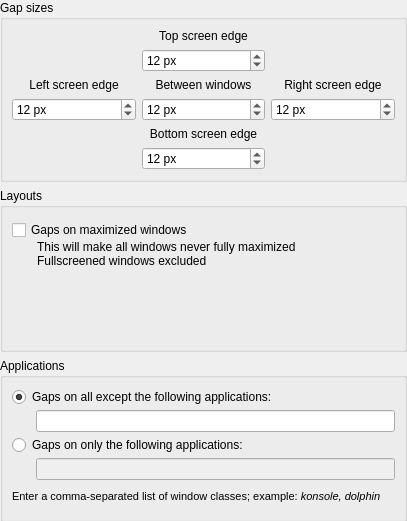
Qt form contents/ui/config.ui (nclarius/tile-gaps) before a commit.
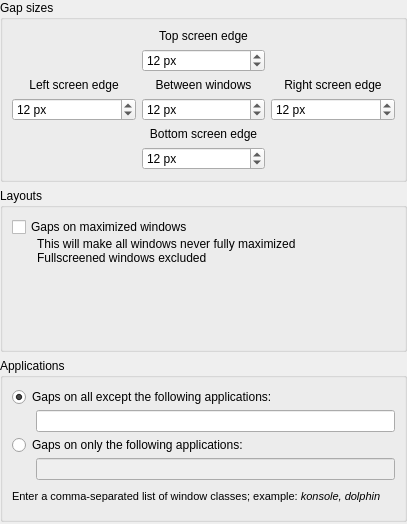
The same form after that commit.

The edit to the form file:
```diff
--- a/contents/ui/config.ui
+++ b/contents/ui/config.ui
@@ -7,13 +7,13 @@
     <x>0</x>
     <y>0</y>
     <width>407</width>
-    <height>521</height>
+    <height>524</height>
    </rect>
   </property>
   <property name="minimumSize">
    <size>
     <width>407</width>
-    <height>521</height>
+    <height>524</height>
    </size>
   </property>
   <property name="windowTitle">
@@ -185,31 +185,15 @@
       <property name="flat">
        <bool>false</bool>
       </property>
-      <layout class="QHBoxLayout" name="horizontalLayout_4">
+      <layout class="QVBoxLayout" name="verticalLayout_3">
        <property name="bottomMargin">
         <number>6</number>
        </property>
        <item>
-        <layout class="QVBoxLayout" name="verticalLayout_layouts">
+        <layout class="QVBoxLayout" name="verticalLayout_2">
          <property name="spacing">
           <number>0</number>
          </property>
-         <item>
-          <spacer name="verticalSpacer_layouts">
-           <property name="orientation">
-            <enum>Qt::Vertical</enum>
-           </property>
-           <property name="sizeType">
-            <enum>QSizePolicy::Fixed</enum>
-           </property>
-           <property name="sizeHint" stdset="0">
-            <size>
-             <width>20</width>
-             <height>3</height>
-            </size>
-           </property>
-          </spacer>
-         </item>
          <item>
           <widget class="QCheckBox" name="kcfg_includeMaximized">
            <property name="maximumSize">
@@ -239,7 +223,7 @@
              <property name="sizeHint" stdset="0">
               <size>
                <width>25</width>
-               <height>20</height>
+               <height>0</height>
               </size>
              </property>
             </spacer>
@@ -256,7 +240,7 @@
               <string notr="true">font: 8pt &quot;Noto Sans&quot;;</string>
              </property>
              <property name="text">
-              <string>&lt;html&gt;&lt;head/&gt;&lt;body&gt;&lt;p&gt;This will make all windows never fully maximized&lt;br/&gt;Fullscreened windows excluded&lt;/p&gt;&lt;/body&gt;&lt;/html&gt;</string>
+              <string>&lt;html&gt;&lt;head/&gt;&lt;body&gt;This will make all windows never fully maximized&lt;br/&gt;Fullscreened windows excluded&lt;/body&gt;&lt;/html&gt;</string>
              </property>
              <property name="textFormat">
               <enum>Qt::RichText</enum>
```
Left out of the diff: 10 changed lines with no effect on the pictures.
